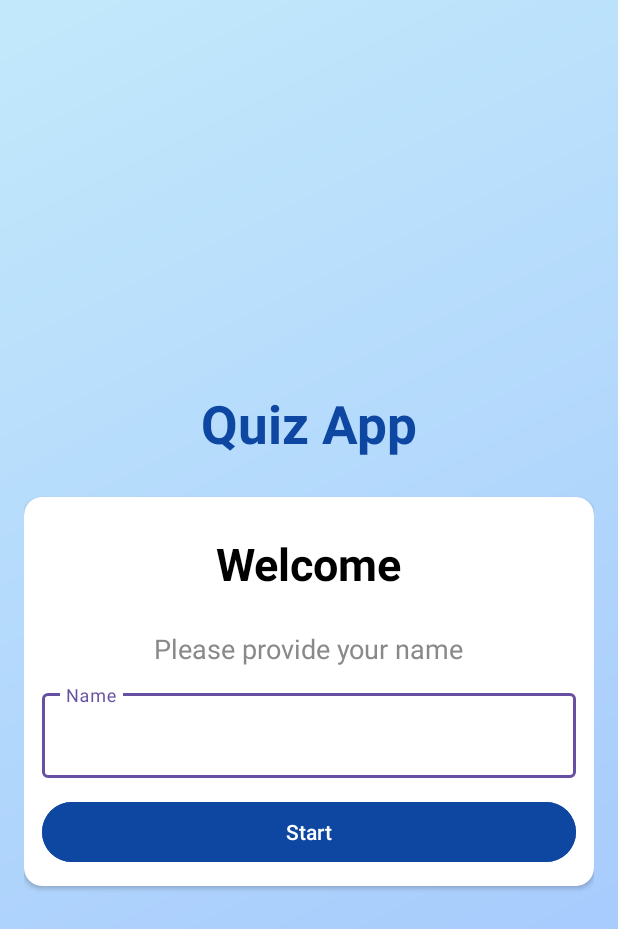
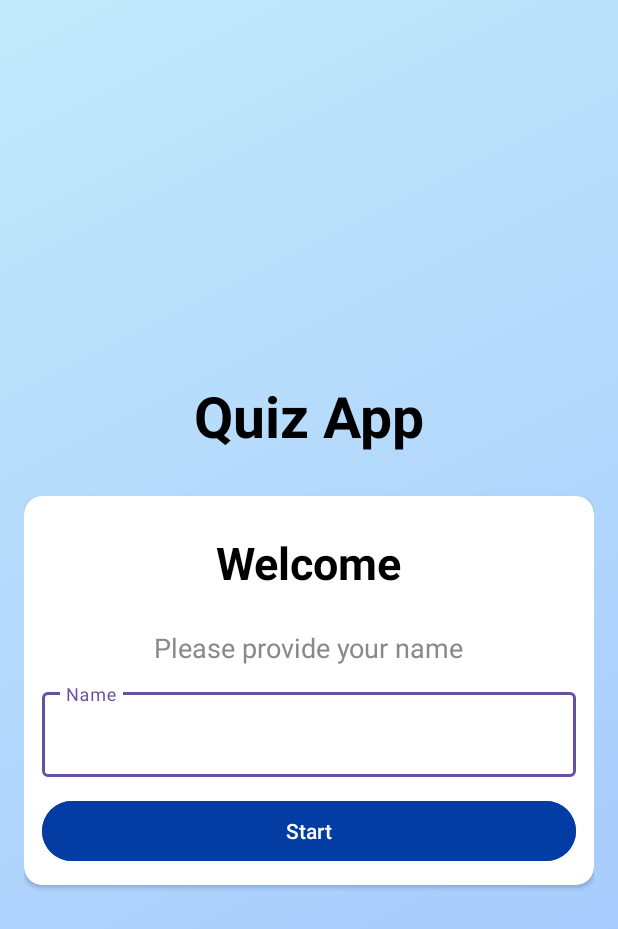
Before and after one commit to SufiaSimjee/Quiz-App, an Android app: the screen it shows after launch (MainActivity), on a phone screen of 412 x 824 dp. Shown: the top 929 px of the screen. Run offline under Robolectric (Android 15) with nearby library versions, the phone set to English and light mode, and no system bars.

Commit message:
Improve main activity design

```diff
--- a/app/src/main/res/layout/activity_main.xml
+++ b/app/src/main/res/layout/activity_main.xml
@@ -14,18 +14,19 @@
     <TextView
         android:layout_width="wrap_content"
         android:layout_height="wrap_content"
-        android:layout_margin="15dp"
+        android:layout_margin="16dp"
         android:text="Quiz App"
-        android:textColor="#0D47A1"
-        android:textSize="35sp"
+        android:textColor="@color/black"
+        android:textSize="38sp"
         android:textStyle="bold"
-        android:padding="10dp"/>
+        android:padding="12dp"/>
 
     <androidx.cardview.widget.CardView
         android:layout_width="match_parent"
         android:layout_height="wrap_content"
         app:cardCornerRadius="12dp"
         app:cardBackgroundColor="@color/white"
+        android:layout_marginBottom="10dp"
         android:padding="20dp">
 
         <androidx.appcompat.widget.LinearLayoutCompat
@@ -70,7 +71,7 @@
                 android:layout_height="wrap_content"
                 android:text="Start"
                 android:padding="10dp"
-                android:backgroundTint="#0D47A1"/>
+                android:backgroundTint="#033DA4"/>
 
         </androidx.appcompat.widget.LinearLayoutCompat>
 
```
